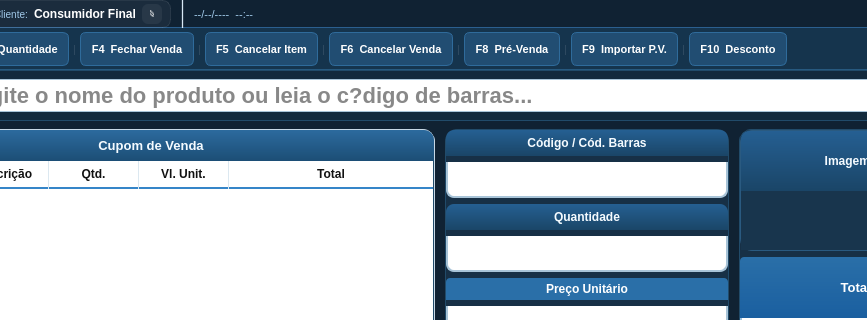
Qt form ui/venda/frente_venda.ui (iuryruansc/cspdv) before a commit; both pictures show x 143 to 1010 and y 0 to 320 of the 1176 by 744 pixel window.
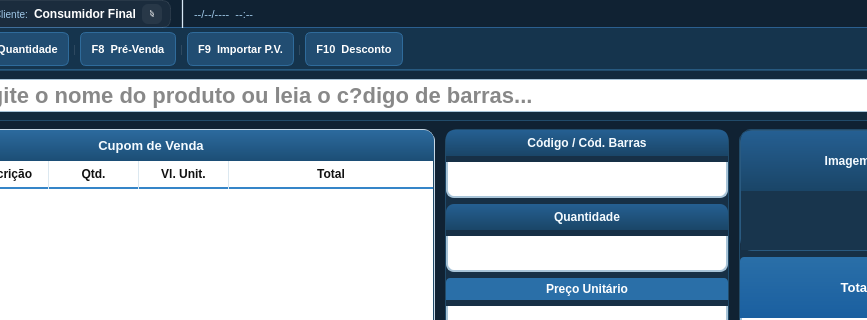
The same form after that commit.

```diff
--- a/ui/venda/frente_venda.ui
+++ b/ui/venda/frente_venda.ui
@@ -216,66 +216,6 @@
         </property>
        </widget>
       </item>
-      <item>
-       <widget class="QPushButton" name="btnAtalhoF4">
-        <property name="text">
-         <string>F4  Fechar Venda</string>
-        </property>
-        <property name="shortcut">
-         <string>F4</string>
-        </property>
-       </widget>
-      </item>
-      <item>
-       <widget class="QLabel" name="lblSep3">
-        <property name="styleSheet">
-         <string notr="true">color:rgba(255,255,255,30);</string>
-        </property>
-        <property name="text">
-         <string>|</string>
-        </property>
-       </widget>
-      </item>
-      <item>
-       <widget class="QPushButton" name="btnAtalhoF5">
-        <property name="text">
-         <string>F5  Cancelar Item</string>
-        </property>
-        <property name="shortcut">
-         <string>F5</string>
-        </property>
-       </widget>
-      </item>
-      <item>
-       <widget class="QLabel" name="lblSep4">
-        <property name="styleSheet">
-         <string notr="true">color:rgba(255,255,255,30);</string>
-        </property>
-        <property name="text">
-         <string>|</string>
-        </property>
-       </widget>
-      </item>
-      <item>
-       <widget class="QPushButton" name="btnAtalhoF6">
-        <property name="text">
-         <string>F6  Cancelar Venda</string>
-        </property>
-        <property name="shortcut">
-         <string>F6</string>
-        </property>
-       </widget>
-      </item>
-      <item>
-       <widget class="QLabel" name="lblSep5">
-        <property name="styleSheet">
-         <string notr="true">color:rgba(255,255,255,30);</string>
-        </property>
-        <property name="text">
-         <string>|</string>
-        </property>
-       </widget>
-      </item>
       <item>
        <widget class="QPushButton" name="btnAtalhoF8">
         <property name="text">
```
Left out of the diff: 214 changed lines with no effect on the pictures.
